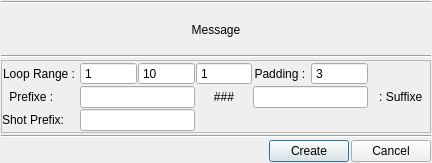
First picture: the form in appli/prodManager/ui/editProjectTree.ui, repository snaress/bank, before the edit.
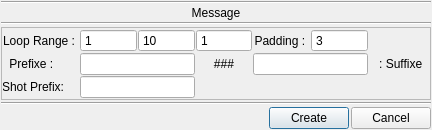
Second picture: the form after the edit.

Patch:
```diff
--- a/appli/prodManager/ui/editProjectTree.ui
+++ b/appli/prodManager/ui/editProjectTree.ui
@@ -7,7 +7,7 @@
     <x>0</x>
     <y>0</y>
     <width>432</width>
-    <height>163</height>
+    <height>126</height>
    </rect>
   </property>
   <property name="windowTitle">
```
